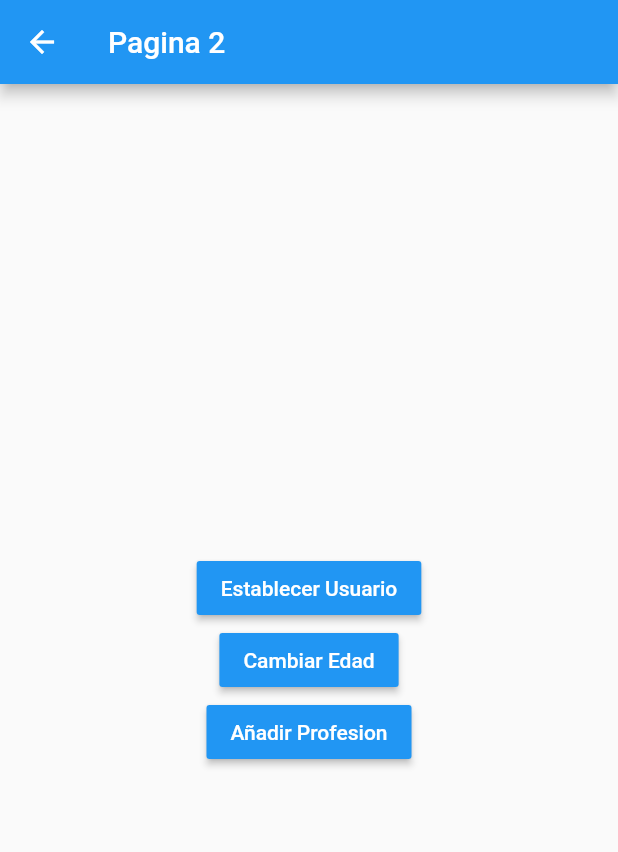
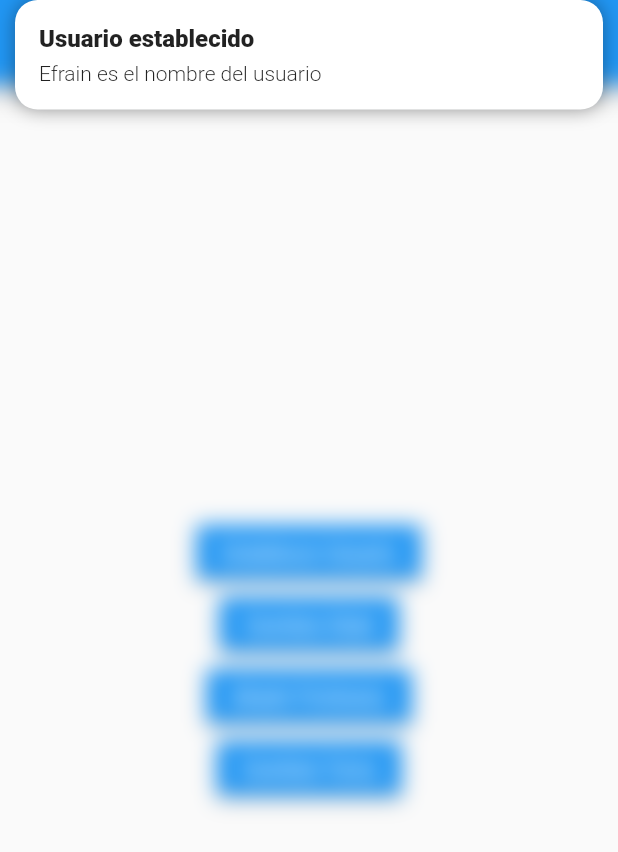
Before and after one commit to efraindrummer/aprendiendo-GetX, a Flutter app: the Pagina2Page screen opened by its route, after a tap on "Establecer Usuario", on a phone screen of 412 x 824 dp. Shown: the top 852 px of the screen. Run offline on Flutter 3.47's test engine with Material 2 defaults, Android fonts, the phone set to English and light mode, and no system bars; our stand-ins replace get.

Commit message:
other functions of the GetX

```diff
--- a/lib/pages/pagina2_page.dart
+++ b/lib/pages/pagina2_page.dart
@@ -26,6 +26,17 @@ class Pagina2Page extends StatelessWidget {
               color: Colors.blue,
               onPressed: () {
                 usuarioCtrl.cargarUsuario(Usuario(nombre: 'Efrain', edad: 22));
+                Get.snackbar(
+                  'Usuario establecido',
+                  'Efrain es el nombre del usuario',
+                  backgroundColor: Colors.white,
+                  boxShadows: [
+                    BoxShadow(
+                      color: Colors.black38,
+                      blurRadius: 10
+                    )
+                  ]
+                );
               }
             ),
 
@@ -45,6 +56,14 @@ class Pagina2Page extends StatelessWidget {
               }
             ),
 
+            MaterialButton(
+              child: Text('Cambiar Tema', style: TextStyle( color: Colors.white ) ),
+              color: Colors.blue,
+              onPressed: () {
+                Get.changeTheme( Get.isDarkMode ?  ThemeData.light() : ThemeData.dark());
+              }
+            ),
+
           ],
         )
      ),
```
